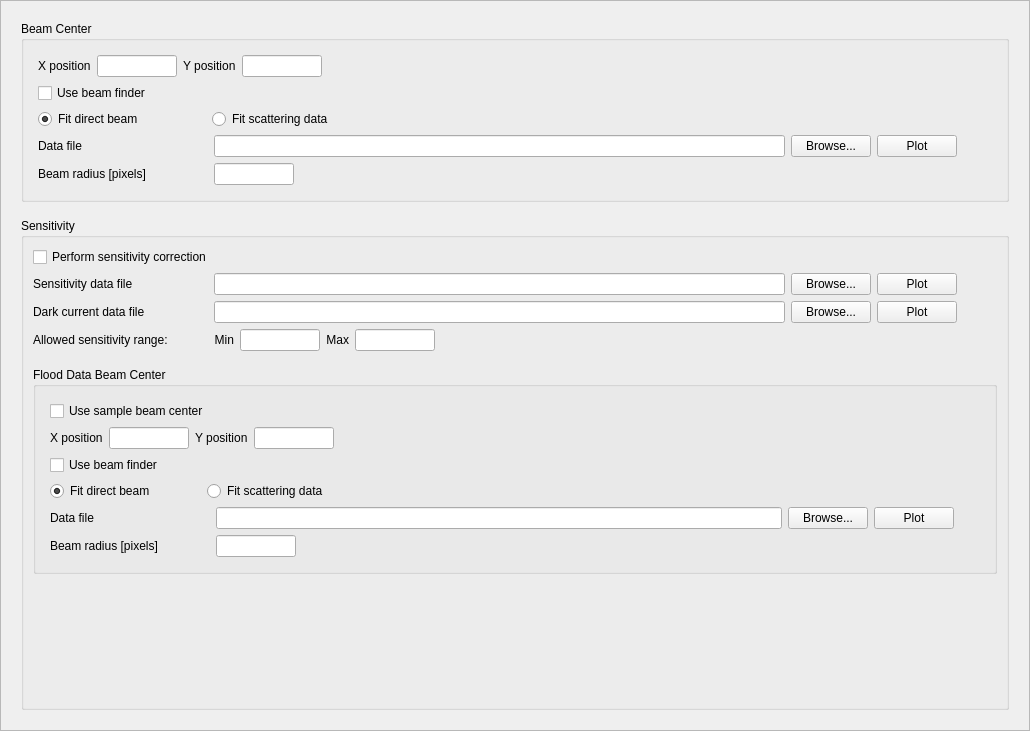
Old version of the form Code/Mantid/scripts/Interface/ui/sans/hfir_detector.ui in the repository mantidproject/mantid.
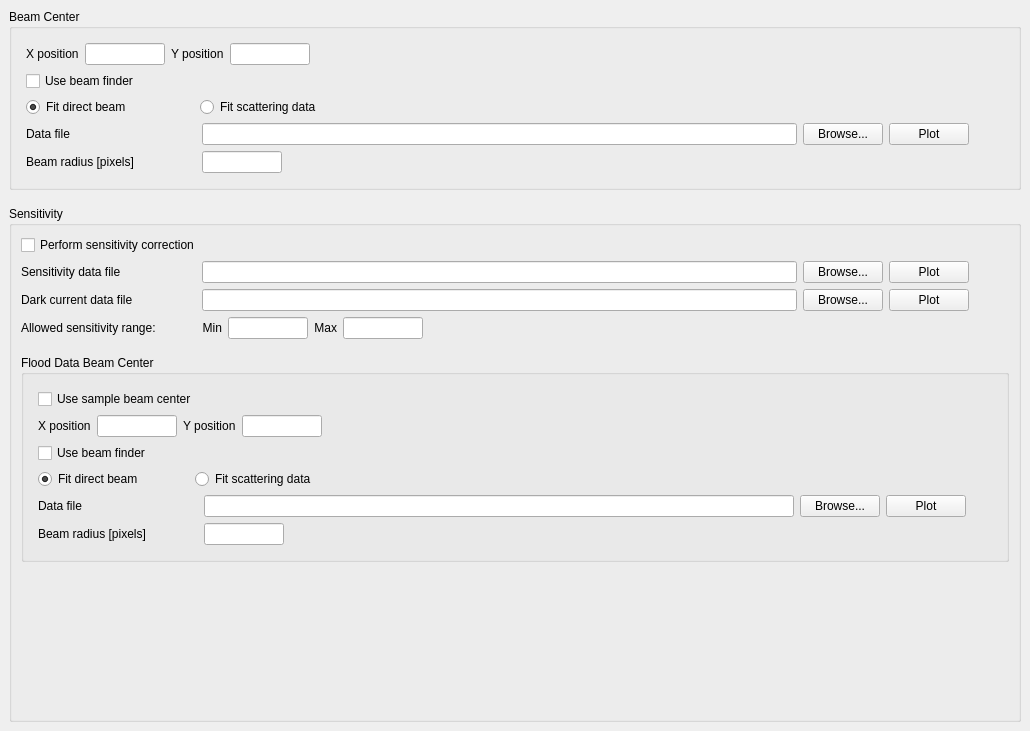
New version of the form.

What changed in the file:
```diff
--- a/Code/Mantid/scripts/Interface/ui/sans/hfir_detector.ui
+++ b/Code/Mantid/scripts/Interface/ui/sans/hfir_detector.ui
@@ -20,12 +20,15 @@
    <string>Frame</string>
   </property>
   <property name="frameShape">
-   <enum>QFrame::StyledPanel</enum>
+   <enum>QFrame::NoFrame</enum>
   </property>
   <property name="frameShadow">
    <enum>QFrame::Raised</enum>
   </property>
   <layout class="QVBoxLayout" name="verticalLayout">
+   <property name="margin">
+    <number>0</number>
+   </property>
    <item>
     <widget class="QScrollArea" name="scrollArea">
      <property name="frameShape">
@@ -39,8 +42,8 @@
        <rect>
         <x>0</x>
         <y>0</y>
-        <width>1010</width>
-        <height>711</height>
+        <width>1030</width>
+        <height>731</height>
        </rect>
       </property>
       <layout class="QVBoxLayout" name="verticalLayout_9">
```
